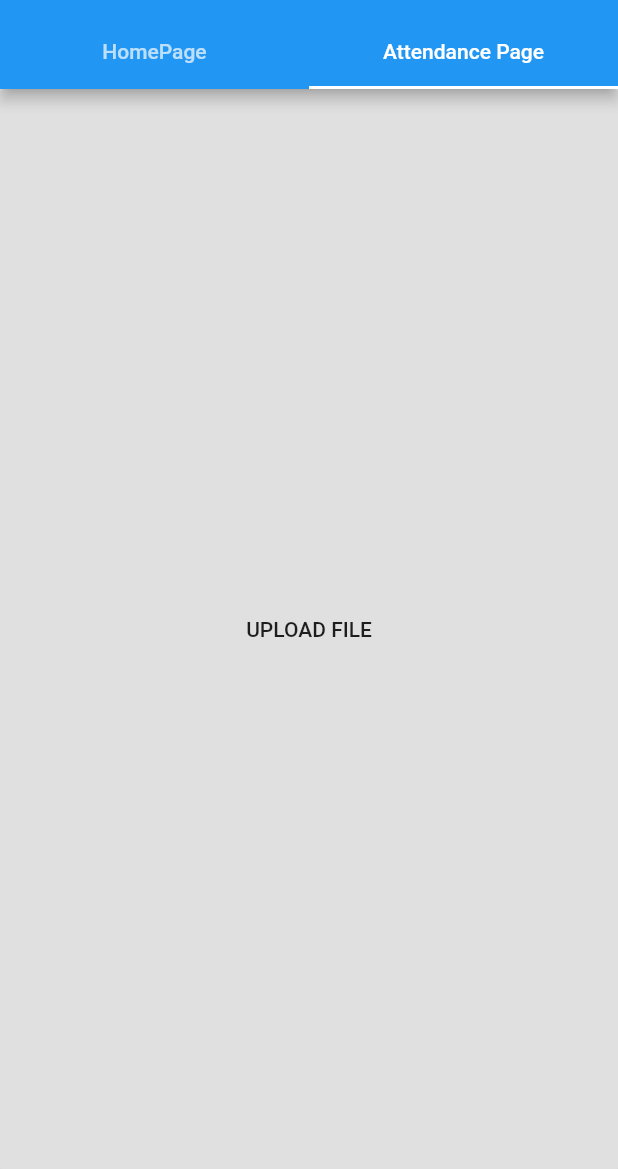
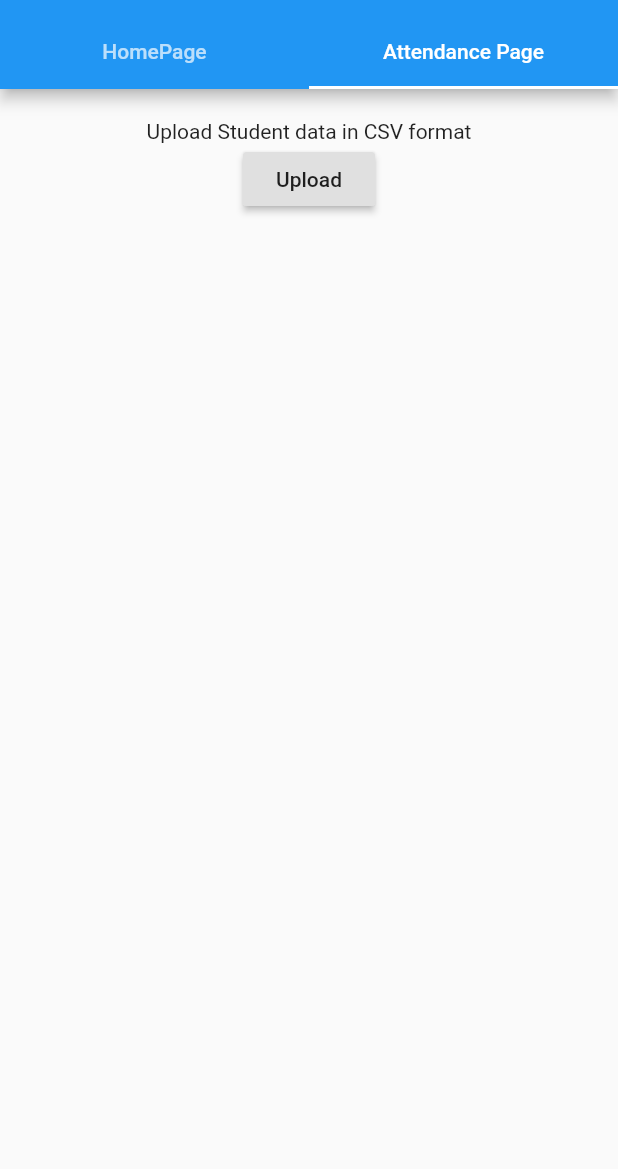
Before and after one commit to gdscgndu/presentmam, a Flutter app: the screen it shows after launch, tab 2 chosen, on a phone screen of 412 x 824 dp, the part 67-1236 px from its top. Run offline on Flutter 3.47's test engine with Material 2 defaults, Android fonts, the phone set to English and light mode, and no system bars; our stand-ins replace file_picker.

Commit message:
button UI changed added label text and on click show file name

```diff
--- a/lib/pages/attendance_page.dart
+++ b/lib/pages/attendance_page.dart
@@ -9,20 +9,39 @@ class AttendancePage extends StatefulWidget {
 }
 
 class _AttendancePageState extends State<AttendancePage> {
-  @override
-  Widget build(BuildContext context) {
+  var filename = '';
+  Widget uploadbtn() {
     return RaisedButton(
-      child: Text('UPLOAD FILE'),
+      child: Text('Upload'),
       onPressed: () async {
         var picked = await FilePicker.platform.pickFiles();
 
         if (picked != null) {
-          print(picked.files.first.name);
+          setState(() {
+            filename = picked.files.first.name;
+          });
+          // print(picked.files.first.name);
         }
       },
     );
   }
-  // Widget build(BuildContext context) {
-  //   return Text('Attendance Page');
-  // }
+
+  @override
+  Widget build(BuildContext context) {
+    return Expanded(
+      child: Row(
+        mainAxisAlignment: MainAxisAlignment.center,
+        children: [
+          Padding(
+              //child_2
+              padding: EdgeInsets.all(20.0),
+              child: Column(children: [
+                Text("Upload Student data in CSV format"),
+                uploadbtn(),
+                Text("$filename"),
+              ]))
+        ],
+      ),
+    );
+  }
 }
```
